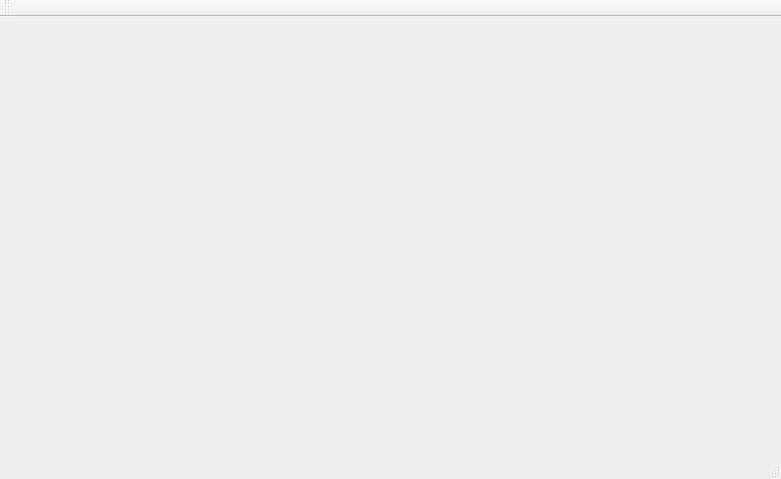
This is src/mainwindow.ui in amolinap/ControlCamara as Qt 5 draws it before an edit. The edited form follows.
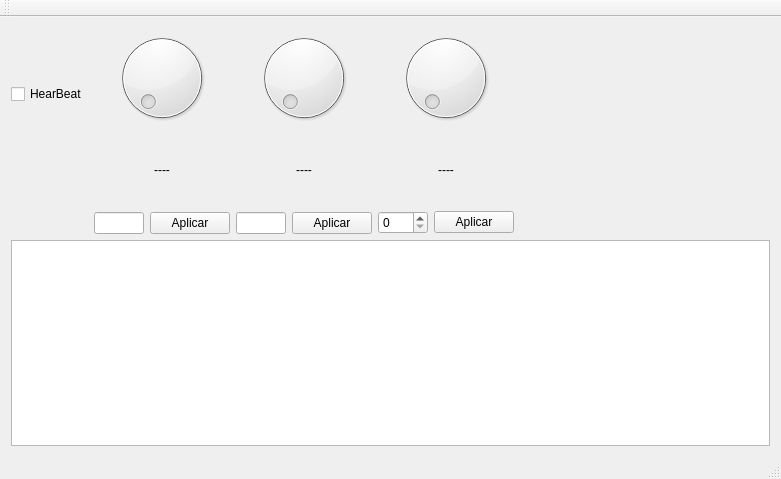
This is the edited form.

Diff of the .ui file:
```diff
--- a/src/mainwindow.ui
+++ b/src/mainwindow.ui
@@ -14,7 +14,211 @@
    <string>MainWindow</string>
   </property>
   <widget class="QWidget" name="centralWidget">
-   <layout class="QGridLayout" name="gridLayout"/>
+   <layout class="QGridLayout" name="gridLayout">
+    <item row="0" column="0">
+     <layout class="QVBoxLayout" name="verticalLayout">
+      <item>
+       <widget class="QWidget" name="wgHeartBeat" native="true">
+        <property name="minimumSize">
+         <size>
+          <width>50</width>
+          <height>50</height>
+         </size>
+        </property>
+       </widget>
+      </item>
+      <item>
+       <widget class="QCheckBox" name="cxHeartBeat">
+        <property name="text">
+         <string>HearBeat</string>
+        </property>
+       </widget>
+      </item>
+      <item>
+       <spacer name="verticalSpacer">
+        <property name="orientation">
+         <enum>Qt::Vertical</enum>
+        </property>
+        <property name="sizeHint" stdset="0">
+         <size>
+          <width>20</width>
+          <height>40</height>
+         </size>
+        </property>
+       </spacer>
+      </item>
+     </layout>
+    </item>
+    <item row="0" column="1">
+     <layout class="QVBoxLayout" name="verticalLayout_4">
+      <item>
+       <widget class="QDial" name="dlVelocidad">
+        <property name="minimumSize">
+         <size>
+          <width>100</width>
+          <height>100</height>
+         </size>
+        </property>
+        <property name="maximum">
+         <number>100</number>
+        </property>
+        <property name="orientation">
+         <enum>Qt::Horizontal</enum>
+        </property>
+       </widget>
+      </item>
+      <item>
+       <widget class="QLabel" name="lbVelocidad">
+        <property name="text">
+         <string>----</string>
+        </property>
+        <property name="alignment">
+         <set>Qt::AlignCenter</set>
+        </property>
+       </widget>
+      </item>
+      <item>
+       <layout class="QHBoxLayout" name="horizontalLayout">
+        <item>
+         <widget class="QLineEdit" name="tbVelocidad">
+          <property name="minimumSize">
+           <size>
+            <width>50</width>
+            <height>0</height>
+           </size>
+          </property>
+         </widget>
+        </item>
+        <item>
+         <widget class="QPushButton" name="btVelocidad">
+          <property name="text">
+           <string>Aplicar</string>
+          </property>
+         </widget>
+        </item>
+       </layout>
+      </item>
+     </layout>
+    </item>
+    <item row="0" column="2">
+     <layout class="QVBoxLayout" name="verticalLayout_3">
+      <item>
+       <widget class="QDial" name="dlMovimiento">
+        <property name="minimumSize">
+         <size>
+          <width>100</width>
+          <height>100</height>
+         </size>
+        </property>
+        <property name="minimum">
+         <number>1</number>
+        </property>
+        <property name="maximum">
+         <number>360</number>
+        </property>
+       </widget>
+      </item>
+      <item>
+       <widget class="QLabel" name="lbMovimiento">
+        <property name="text">
+         <string>----</string>
+        </property>
+        <property name="alignment">
+         <set>Qt::AlignCenter</set>
+        </property>
+       </widget>
+      </item>
+      <item>
+       <layout class="QHBoxLayout" name="horizontalLayout_2">
+        <item>
+         <widget class="QLineEdit" name="tbMovimiento">
+          <property name="minimumSize">
+           <size>
+            <width>50</width>
+            <height>0</height>
+           </size>
+          </property>
+         </widget>
+        </item>
+        <item>
+         <widget class="QPushButton" name="btMovimiento">
+          <property name="text">
+           <string>Aplicar</string>
+          </property>
+         </widget>
+        </item>
+       </layout>
+      </item>
+     </layout>
+    </item>
+    <item row="0" column="3">
+     <layout class="QVBoxLayout" name="verticalLayout_2">
+      <item>
+       <widget class="QDial" name="dlDireccion">
+        <property name="minimumSize">
+         <size>
+          <width>100</width>
+          <height>100</height>
+         </size>
+        </property>
+        <property name="minimum">
+         <number>1</number>
+        </property>
+        <property name="maximum">
+         <number>5</number>
+        </property>
+       </widget>
+      </item>
+      <item>
+       <widget class="QLabel" name="lbDireccion">
+        <property name="text">
+         <string>----</string>
+        </property>
+        <property name="alignment">
+         <set>Qt::AlignCenter</set>
+        </property>
+       </widget>
+      </item>
+      <item>
+       <layout class="QHBoxLayout" name="horizontalLayout_3">
+        <item>
+         <widget class="QSpinBox" name="cbDireccion">
+          <property name="minimumSize">
+           <size>
+            <width>50</width>
+            <height>0</height>
+           </size>
+          </property>
+         </widget>
+        </item>
+        <item>
+         <widget class="QPushButton" name="btDireccion">
+          <property name="text">
+           <string>Aplicar</string>
+          </property>
+         </widget>
+        </item>
+       </layout>
+      </item>
+     </layout>
+    </item>
+    <item row="0" column="4">
+     <spacer name="horizontalSpacer">
+      <property name="orientation">
+       <enum>Qt::Horizontal</enum>
+      </property>
+      <property name="sizeHint" stdset="0">
+       <size>
+        <width>662</width>
+        <height>20</height>
+       </size>
+      </property>
+     </spacer>
+    </item>
+    <item row="1" column="0" colspan="5">
+     <widget class="QPlainTextEdit" name="plainTextEdit"/>
+    </item>
+   </layout>
   </widget>
   <widget class="QMenuBar" name="menuBar">
    <property name="geometry">
```
